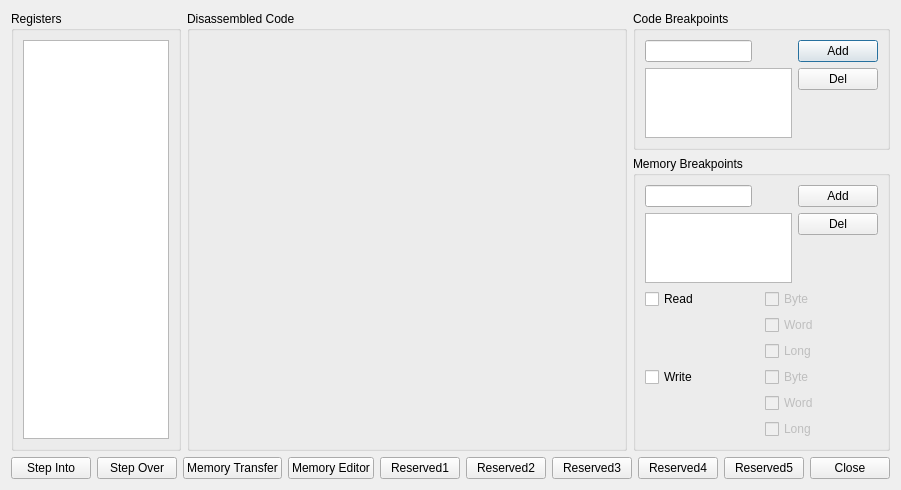
This is yabause/src/qt/ui/UIDebugCPU.ui in KitoHo/yabause as Qt 5 draws it before an edit. The edited form follows.
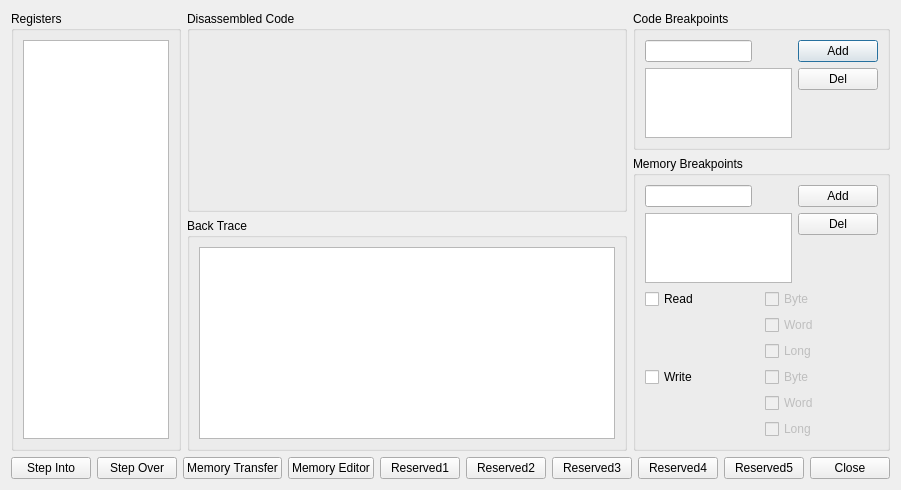
This is the edited form. Custom widgets are drawn as their Qt base class.

Commit message: -Added experimental back trace support to SH2

The edit to the form file:
```diff
--- a/yabause/src/qt/ui/UIDebugCPU.ui
+++ b/yabause/src/qt/ui/UIDebugCPU.ui
@@ -13,7 +13,7 @@
   <property name="windowTitle">
    <string>Debug CPU</string>
   </property>
-  <layout class="QVBoxLayout" name="verticalLayout_12">
+  <layout class="QVBoxLayout" name="verticalLayout_13">
    <item>
     <layout class="QHBoxLayout" name="horizontalLayout_6">
      <item>
@@ -47,6 +47,8 @@
       </widget>
      </item>
      <item>
+      <layout class="QVBoxLayout" name="verticalLayout_12">
+       <item>
       <widget class="QGroupBox" name="gbDisassembledCode">
        <property name="title">
         <string>Disassembled Code</string>
@@ -70,6 +72,38 @@
         </item>
        </layout>
       </widget>
+       </item>
+       <item>
+        <widget class="QGroupBox" name="gbBackTrace">
+         <property name="sizePolicy">
+          <sizepolicy hsizetype="Preferred" vsizetype="Minimum">
+           <horstretch>0</horstretch>
+           <verstretch>0</verstretch>
+          </sizepolicy>
+         </property>
+         <property name="title">
+          <string>Back Trace</string>
+         </property>
+         <layout class="QHBoxLayout" name="horizontalLayout_8">
+          <item>
+           <widget class="QListWidget" name="lwBackTrace">
+            <property name="sizePolicy">
+             <sizepolicy hsizetype="Preferred" vsizetype="Minimum">
+              <horstretch>0</horstretch>
+              <verstretch>0</verstretch>
+             </sizepolicy>
+            </property>
+            <property name="font">
+             <font>
+              <family>Courier New</family>
+             </font>
+            </property>
+           </widget>
+          </item>
+         </layout>
+        </widget>
+       </item>
+      </layout>
      </item>
      <item>
       <layout class="QVBoxLayout" name="verticalLayout_9">
```
Lines whose indentation alone changed are shown as unchanged. The commit also changes 7 other files.
